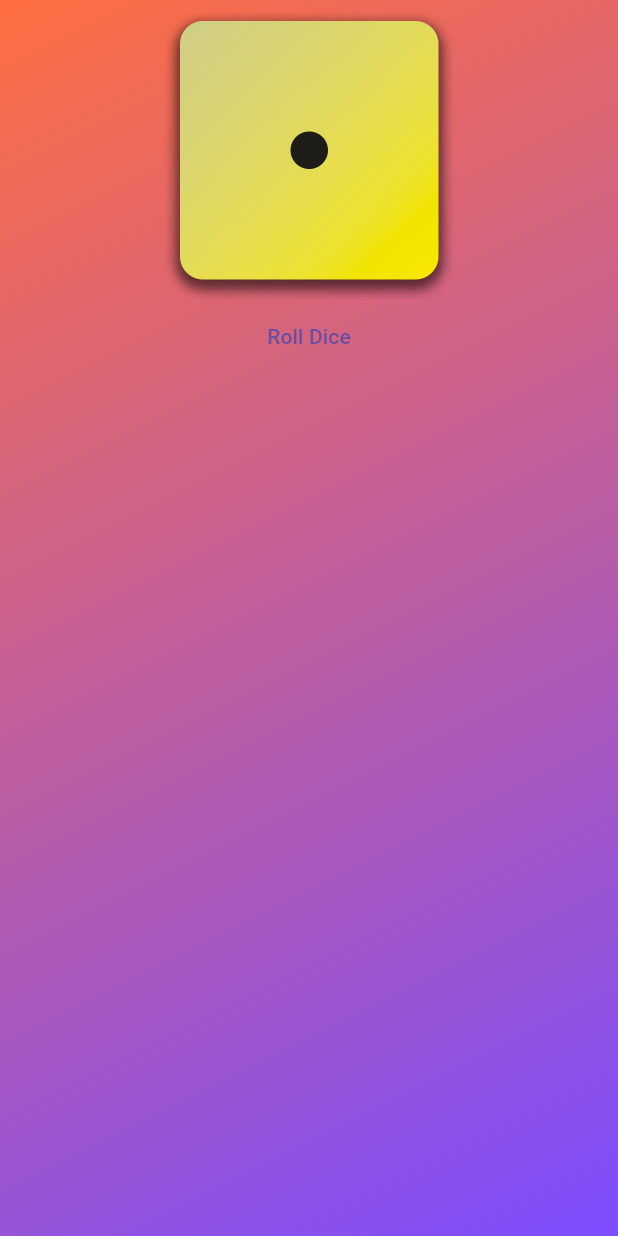
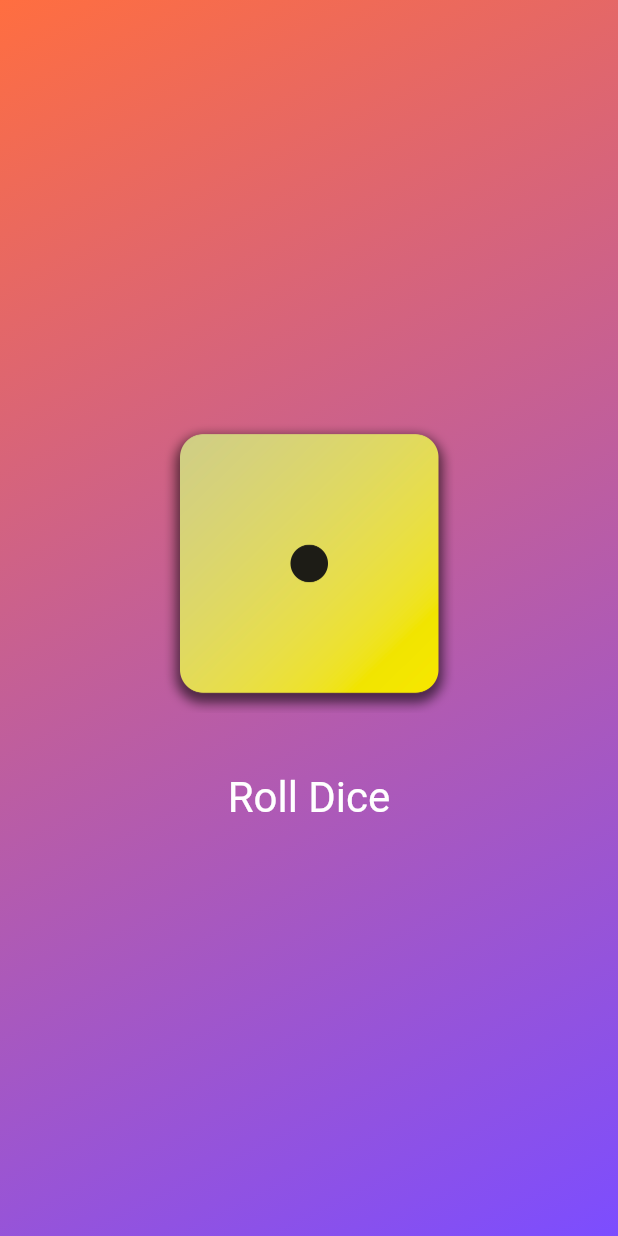
Before and after one commit to kieuminhduc01/flutter-course-Maximilian-Schwarzmuller, a Flutter app: the screen it shows after launch, on a phone screen of 412 x 824 dp. Run offline on Flutter 3.47's test engine with Material 3 defaults, Android fonts, the phone set to English and light mode, and no system bars.

Commit message:
48. Styling Buttons & Working with Padding

```diff
--- a/lib/gradient_container.dart
+++ b/lib/gradient_container.dart
@@ -29,13 +29,24 @@ class GradientContainer extends StatelessWidget {
       ),
       child: Center(
         child: Column(
+          mainAxisSize: MainAxisSize.min,
           children: [
             Image.asset(
               'assets/images/dice-1.png',
               width: 200,
             ),
+            const SizedBox(
+              height: 20,
+            ),
             TextButton(
               onPressed: rollDice,
+              style: TextButton.styleFrom(
+                padding: const EdgeInsets.only(top: 20),
+                foregroundColor: Colors.white,
+                textStyle: TextStyle(
+                  fontSize: 28,
+                ),
+              ),
               child: const Text('Roll Dice'),
             ),
           ],
```
